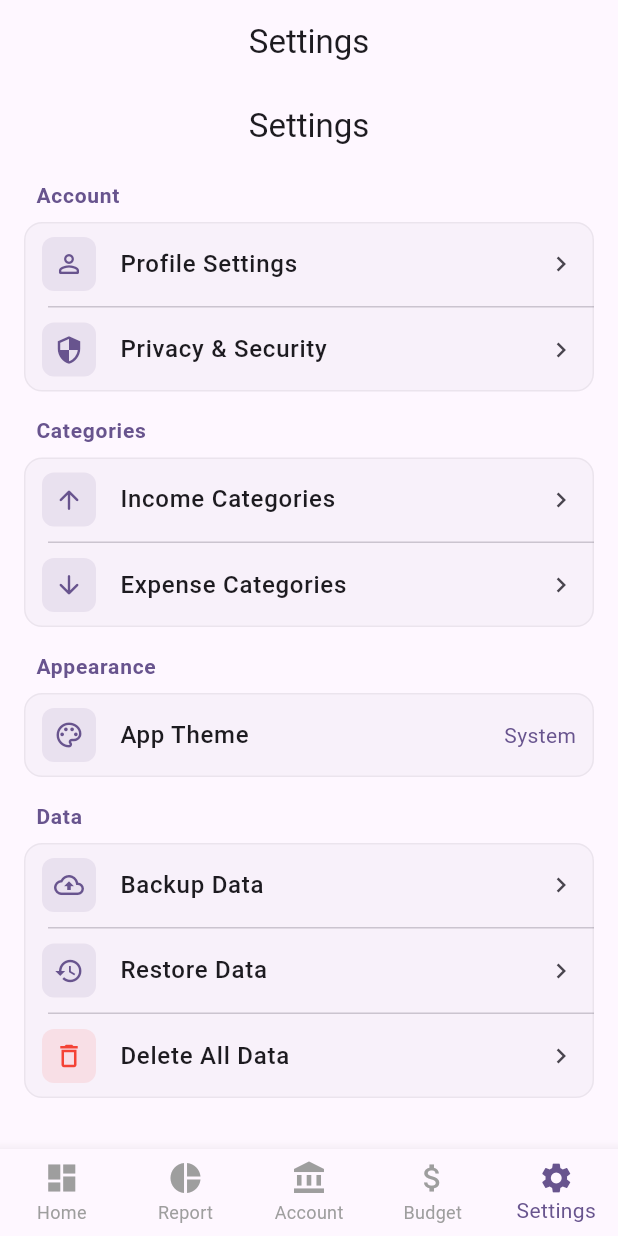
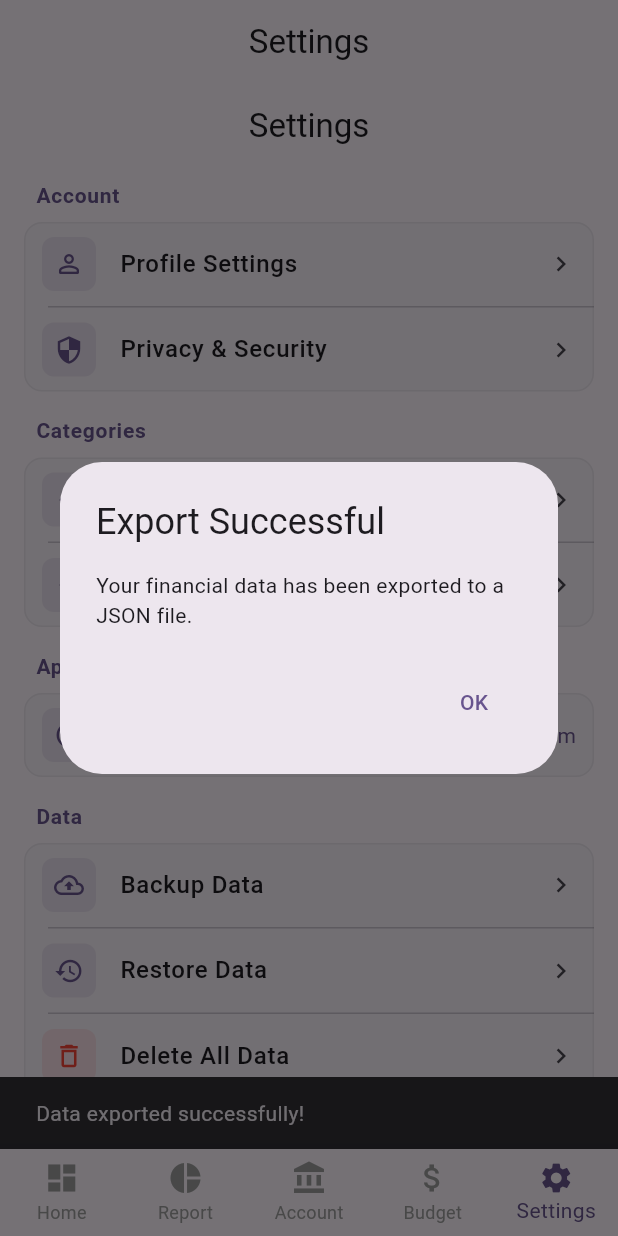
Before and after one commit to calvinchingkx/Xpenses, a Flutter app: the screen it shows after launch, item 5 of the bottom bar chosen, after a tap on "Backup Data", on a phone screen of 412 x 824 dp. Run offline on Flutter 3.47's test engine with Material 3 defaults, Android fonts, the light colour scheme and no system bars; our stand-ins replace fl_chart, image_picker, permission_handler, pull_to_refresh, shared_preferences, sqflite; missing offline and left inert: google_mlkit_text_recognition; accounts and stored records are empty.

Commit message:
report handle null value (no transaction)

```diff
--- a/lib/main.dart
+++ b/lib/main.dart
@@ -6,7 +6,7 @@ import 'account.dart';
 import 'report.dart';
 import 'setting.dart';
 import 'dashboard_screen.dart';
-import 'theme_provider.dart'; // Import your ThemeProvider
+import 'theme_provider.dart';
 
 void main() {
   runApp(
--- a/lib/report.dart
+++ b/lib/report.dart
@@ -24,6 +24,16 @@ class _ReportScreenState extends State<ReportScreen> with TickerProviderStateMix
   late TabController _barTabController;
   bool _isLoading = false;
 
+  bool get _hasAnyData {
+    return _totalIncome > 0 ||
+        _totalExpenses > 0 ||
+        _incomeByCategory.isNotEmpty ||
+        _expensesByCategory.isNotEmpty ||
+        _monthlyTrends.isNotEmpty ||
+        _savingsTrends.isNotEmpty ||
+        _transactions.isNotEmpty;
+  }
+
   // Data variables
   double _totalIncome = 0.0;
   double _totalExpenses = 0.0;
@@ -40,6 +50,17 @@ class _ReportScreenState extends State<ReportScreen> with TickerProviderStateMix
     _pieTabController = TabController(length: 3, vsync: this);
     _trendTabController = TabController(length: 2, vsync: this);
     _barTabController = TabController(length: 2, vsync: this);
+
+    // Initialize all data structures
+    _totalIncome = 0.0;
+    _totalExpenses = 0.0;
+    _incomeByCategory = {};
+    _expensesByCategory = {};
+    _subcategoryDetails = {};
+    _monthlyTrends = {};
+    _savingsTrends = {};
+    _transactions = [];
+
     _loadData();
   }
 
@@ -846,6 +867,18 @@ class _ReportScreenState extends State<ReportScreen> with TickerProviderStateMix
         bool showHorizontalAxis = false,
       }) {
     final months = trends.keys.toList();
+    if (months.isEmpty) {
+      return Center(
+        child: Column(
+          mainAxisSize: MainAxisSize.min,
+          children: [
+            Icon(Icons.show_chart, size: 48, color: Colors.grey),
+            SizedBox(height: 8),
+            Text('No trend data available', style: TextStyle(color: Colors.grey)),
+          ],
+        ),
+      );
+    }
     final maxValue = trends.values.fold<double>(0.0, (max, data) {
       final currentMax = data.values.fold<double>(0.0, (currMax, val) => val > currMax ? val : currMax);
       return currentMax > max ? currentMax : max;
@@ -854,6 +887,13 @@ class _ReportScreenState extends State<ReportScreen> with TickerProviderStateMix
       final currentMin = data.values.fold<double>(double.infinity, (currMin, val) => val < currMin ? val : currMin);
       return currentMin < min ? currentMin : min;
     });
+
+    final double horizontalInterval;
+    if (maxValue <= 0) {
+      horizontalInterval = 100.0; // Default interval when no positive values
+    } else {
+      horizontalInterval = maxValue / 5;
+    }
 
     return Padding(
       padding: const EdgeInsets.fromLTRB(16, 16, 16, 8),
@@ -878,7 +918,7 @@ class _ReportScreenState extends State<ReportScreen> with TickerProviderStateMix
           gridData: FlGridData(
             show: true,
             drawVerticalLine: false,
-            horizontalInterval: maxValue / 5,
+            horizontalInterval: horizontalInterval, // Use the calculated interval
           ),
           titlesData: FlTitlesData(
             show: true,
@@ -1011,6 +1051,17 @@ class _ReportScreenState extends State<ReportScreen> with TickerProviderStateMix
               ),
             ),
             SizedBox(height: 12),
+            if (_transactions.isEmpty)
+              Center(
+                child: Column(
+                  children: [
+                    Icon(Icons.receipt, size: 48, color: Colors.grey),
+                    SizedBox(height: 8),
+                    Text('No transactions found', style: TextStyle(color: Colors.grey)),
+                  ],
+                ),
+              )
+            else
               ..._transactions.take(3).map((t) => _buildTransactionTile(t)).toList(),
             if (_transactions.length > 3)
               Center(
@@ -1179,17 +1230,23 @@ class _ReportScreenState extends State<ReportScreen> with TickerProviderStateMix
   Future<void> _fetchReportData(int month, int year) async {
     final db = DatabaseHelper();
 
+    // Initialize all data structures
+    _totalIncome = 0.0;
+    _totalExpenses = 0.0;
+    _transactions = [];
+    _incomeByCategory = {};
+    _expensesByCategory = {};
+    _subcategoryDetails = {};
+    _monthlyTrends = {};
+    _savingsTrends = {};
+
+    try {
       // Get totals for the selected month
       _totalIncome = await db.getTotalByTypeForMonth('Income', month, year) ?? 0.0;
       _totalExpenses = await db.getTotalByTypeForMonth('Expense', month, year) ?? 0.0;
 
       // Get transactions for the selected month
-    _transactions = await db.getTransactionsForMonth(month, year);
-
-    // Reset category data
-    _incomeByCategory = {};
-    _expensesByCategory = {};
-    _subcategoryDetails = {};
+      _transactions = await db.getTransactionsForMonth(month, year) ?? [];
 
       for (final t in _transactions) {
         if (t['type'] == 'Expense' && t['category'] != null) {
@@ -1224,13 +1281,25 @@ class _ReportScreenState extends State<ReportScreen> with TickerProviderStateMix
       }
 
       // Get monthly trends (last 6 months)
-    _monthlyTrends = await _getMonthlyTrends();
+      _monthlyTrends = await _getMonthlyTrends() ?? {};
 
       // Get savings trends (last 6 months)
-    _savingsTrends = await _getSavingsTrends();
+      _savingsTrends = await _getSavingsTrends() ?? {};
 
+    } catch (e) {
+      // Handle any errors that might occur during data fetching
+      if (mounted) {
+        ScaffoldMessenger.of(context).showSnackBar(
+          SnackBar(
+            content: Text('Error loading data: ${e.toString()}'),
+            backgroundColor: Colors.red,
+          ),
+        );
+      }
+    } finally {
       if (mounted) {
         setState(() {});
+      }
     }
   }
 
@@ -1239,6 +1308,7 @@ class _ReportScreenState extends State<ReportScreen> with TickerProviderStateMix
     final now = DateTime.now();
     final result = <String, Map<String, double>>{};
 
+    try {
       for (int i = 5; i >= 0; i--) {
         final month = DateTime(now.year, now.month - i, 1);
         final monthKey = DateFormat('MMM y').format(month);
@@ -1251,6 +1321,10 @@ class _ReportScreenState extends State<ReportScreen> with TickerProviderStateMix
           'expense': expense,
         };
       }
+    } catch (e) {
+      // Return empty map if there's an error
+      return {};
+    }
 
     return result;
   }
@@ -1261,6 +1335,7 @@ class _ReportScreenState extends State<ReportScreen> with TickerProviderStateMix
     final result = <String, Map<String, double>>{};
     double cumulativeSavings = 0.0;
 
+    try {
       for (int i = 5; i >= 0; i--) {
         final month = DateTime(now.year, now.month - i, 1);
         final monthKey = DateFormat('MMM y').format(month);
@@ -1273,6 +1348,10 @@ class _ReportScreenState extends State<ReportScreen> with TickerProviderStateMix
         result[monthKey] = {
           'savings': cumulativeSavings,
         };
+      }
+    } catch (e) {
+      // Return empty map if there's an error
+      return {};
     }
 
     return result;
@@ -1301,13 +1380,8 @@ class _ReportScreenState extends State<ReportScreen> with TickerProviderStateMix
   Widget build(BuildContext context) {
     return Scaffold(
       appBar: AppBar(
-        title: Text(
-          'Financial Reports',
-          //style: TextStyle(color: Colors.white),
-        ),
+        title: Text('Financial Reports'),
         centerTitle: true,
-        //backgroundColor: Colors.blueAccent,
-        //iconTheme: IconThemeData(color: Colors.white),
       ),
       body: SmartRefresher(
         controller: _refreshController,
@@ -1322,7 +1396,8 @@ class _ReportScreenState extends State<ReportScreen> with TickerProviderStateMix
         ),
         child: _isLoading
             ? Center(child: CircularProgressIndicator())
-            : SingleChildScrollView(
+            : _hasAnyData
+            ? SingleChildScrollView(
           padding: const EdgeInsets.all(16.0),
           child: Column(
             crossAxisAlignment: CrossAxisAlignment.start,
@@ -1339,6 +1414,38 @@ class _ReportScreenState extends State<ReportScreen> with TickerProviderStateMix
               _buildRecentTransactions(),
             ],
           ),
+        )
+            : Center(
+          child: Column(
+            mainAxisAlignment: MainAxisAlignment.center,
+            children: [
+              Icon(Icons.insert_chart_outlined, size: 64, color: Colors.grey),
+              SizedBox(height: 16),
+              Text(
+                'No Financial Data Available',
+                style: TextStyle(
+                  fontSize: 18,
+                  fontWeight: FontWeight.bold,
+                  color: Colors.grey,
+                ),
+              ),
+              SizedBox(height: 8),
+              Text(
+                'Add transactions to see reports',
+                style: TextStyle(color: Colors.grey),
+              ),
+              SizedBox(height: 16),
+              ElevatedButton(
+                onPressed: () {
+                  Navigator.push(
+                    context,
+                    MaterialPageRoute(builder: (context) => MainScreen()),
+                  );
+                },
+                child: Text('Add Transaction'),
+              ),
+            ],
+          ),
         ),
       ),
     );
--- a/lib/services/data_service.dart
+++ b/lib/services/data_service.dart
@@ -1,27 +1,119 @@
-// file: services/data_service.dart
 import 'dart:convert';
 import 'dart:io';
+import 'package:flutter/material.dart';
 import 'package:flutter/services.dart';
 import 'package:path_provider/path_provider.dart';
 import 'package:permission_handler/permission_handler.dart';
+import '../database_helper.dart';
 
 class DataService {
-  // Example method - replace with your actual data model
+  final DatabaseHelper dbHelper = DatabaseHelper();
+
   Future<Map<String, dynamic>> getAllData() async {
-    // TODO: Replace with your actual data fetching logic
+    final db = await dbHelper.database;
+
+    // Fetch all data from all tables
+    final accounts = await db.query('accounts');
+    final transactions = await db.query('transactions');
+    final categories = await db.query('categories');
+    final subcategories = await db.query('subcategories');
+    final budgets = await db.query('budgets');
+    final goals = await db.query('goals');
+    final categoryPreferences = await db.query('category_preferences');
+
     return {
-      'transactions': [],
-      'categories': [],
-      'accounts': [],
-      'settings': {},
-      'backupDate': DateTime.now().toIso8601String(),
+      'metadata': {
+        'version': 1,
+        'exportDate': DateTime.now().toIso8601String(),
+        'appName': 'Finance Manager',
+      },
+      'accounts': accounts,
+      'transactions': transactions,
+      'categories': categories,
+      'subcategories': subcategories,
+      'budgets': budgets,
+      'goals': goals,
+      'category_preferences': categoryPreferences,
     };
   }
 
   // Example method - replace with your actual data saving logic
   Future<void> restoreAllData(Map<String, dynamic> data) async {
-    // TODO: Replace with your actual data restoration logic
-    print('Restoring data: $data');
+    final db = await dbHelper.database;
+
+    await db.transaction((txn) async {
+      // Clear all tables (order matters due to foreign key constraints)
+      await txn.delete('category_preferences');
+      await txn.delete('transactions');
+      await txn.delete('budgets');
+      await txn.delete('goals');
+      await txn.delete('subcategories');
+      await txn.delete('categories');
+      await txn.delete('accounts');
+
+      // Restore accounts first (referenced by other tables)
+      if (data['accounts'] != null) {
+        for (final account in data['accounts']) {
+          await txn.insert('accounts', account);
+        }
+      }
+
+      // Restore categories (referenced by subcategories and transactions)
+      if (data['categories'] != null) {
+        for (final category in data['categories']) {
+          await txn.insert('categories', category);
+        }
+      }
+
+      // Restore subcategories
+      if (data['subcategories'] != null) {
+        for (final subcategory in data['subcategories']) {
+          await txn.insert('subcategories', subcategory);
+        }
+      }
+
+      // Restore transactions
+      if (data['transactions'] != null) {
+        for (final transaction in data['transactions']) {
+          await txn.insert('transactions', transaction);
+        }
+      }
+
+      // Restore budgets
+      if (data['budgets'] != null) {
+        for (final budget in data['budgets']) {
+          await txn.insert('budgets', budget);
+        }
+      }
+
+      // Restore goals
+      if (data['goals'] != null) {
+        for (final goal in data['goals']) {
+          await txn.insert('goals', goal);
+        }
+      }
+
+      // Restore category preferences
+      if (data['category_preferences'] != null) {
+        for (final pref in data['category_preferences']) {
+          await txn.insert('category_preferences', pref);
+        }
+      }
+    });
+
+    // After restoring, we should recalculate all account balances
+    await _recalculateAllAccountBalances();
+  }
+
+  Future<void> _recalculateAllAccountBalances() async {
+    final db = await dbHelper.database;
+    final accounts = await db.query('accounts');
+
+    for (final account in accounts) {
+      final accountId = account['id'] as int;
+      final newBalance = await dbHelper.calculateAccountBalance(accountId);
+      await dbHelper.forceUpdateAccountBalance(accountId, newBalance);
+    }
   }
 
   Future<String> get _localPath async {
@@ -92,4 +184,54 @@ class DataService {
       throw Exception('Failed to share backup: $e');
     }
   }
+
+  Future<void> exportDataToCsv() async {
+    try {
+      if (!await requestStoragePermission()) {
+        throw Exception('Storage permission denied');
+      }
+
+      final data = await getAllData();
+      final csvData = _convertToCsv(data);
+      final file = File('${await _localPath}/finance_backup.csv');
+      await file.writeAsString(csvData);
+    } on PlatformException catch (e) {
+      throw Exception('Failed to export data: ${e.message}');
+    }
+  }
+
+  String _convertToCsv(Map<String, dynamic> data) {
+    final buffer = StringBuffer();
+
+    // Example CSV conversion - adjust based on your data structure
+    buffer.writeln('Type,Amount,Date,Category,Description');
+    if (data['transactions'] != null) {
+      for (final transaction in data['transactions']) {
+        buffer.writeln([
+          transaction['type'],
+          transaction['amount'],
+          transaction['date'],
+          transaction['category'],
+          transaction['description'],
+        ].join(','));
+      }
+    }
+
+    return buffer.toString();
+  }
+
+  Future<void> deleteAllData() async {
+    final db = await dbHelper.database;
+
+    await db.transaction((txn) async {
+      // Delete in reverse order of foreign key dependencies
+      await txn.delete('category_preferences');
+      await txn.delete('transactions');
+      await txn.delete('budgets');
+      await txn.delete('goals');
+      await txn.delete('subcategories');
+      await txn.delete('categories');
+      await txn.delete('accounts');
+    });
+  }
 }
--- a/lib/setting.dart
+++ b/lib/setting.dart
@@ -2,6 +2,7 @@ import 'package:flutter/material.dart';
 import 'package:provider/provider.dart';
 import 'category_screen.dart';
 import 'theme_provider.dart';
+import 'services/data_service.dart';
 
 class SettingsScreen extends StatelessWidget {
   const SettingsScreen({Key? key}) : super(key: key);
@@ -273,14 +274,14 @@ class SettingsScreen extends StatelessWidget {
                 context,
                 icon: Icons.backup_outlined,
                 title: 'Backup Data',
-                onTap: () {},
+                onTap: () => _exportData(context),
               ),
               const Divider(height: 1, indent: 16),
               _buildSettingTile(
                 context,
                 icon: Icons.restore_outlined,
                 title: 'Restore Data',
-                onTap: () {},
+                onTap: () => _importData(context),
               ),
               const Divider(height: 1, indent: 16),
               _buildSettingTile(
@@ -300,23 +301,27 @@ class SettingsScreen extends StatelessWidget {
   void _showDeleteConfirmationDialog(BuildContext context) {
     showDialog(
       context: context,
-      builder: (context) {
-        return AlertDialog(
+      builder: (context) => AlertDialog(
         title: const Text('Delete All Data'),
-          content: const Text(
-              'Are you sure you want to delete all your financial data? This action cannot be undone.'),
+        content: const Text('This will permanently erase all your financial data. Continue?'),
         actions: [
           TextButton(
             onPressed: () => Navigator.pop(context),
             child: const Text('Cancel'),
           ),
           TextButton(
-              onPressed: () {
-                // TODO: Implement data deletion logic
+            onPressed: () async {
               Navigator.pop(context);
+              try {
+                await DataService().deleteAllData();
                 ScaffoldMessenger.of(context).showSnackBar(
                   const SnackBar(content: Text('All data has been deleted')),
                 );
+              } catch (e) {
+                ScaffoldMessenger.of(context).showSnackBar(
+                  SnackBar(content: Text('Deletion failed: ${e.toString()}')),
+                );
+              }
             },
             child: const Text(
               'Delete',
@@ -324,8 +329,7 @@ class SettingsScreen extends StatelessWidget {
             ),
           ),
         ],
-        );
-      },
+      ),
     );
   }
 
@@ -408,4 +412,73 @@ class SettingsScreen extends StatelessWidget {
       onTap: onTap,
     );
   }
+
+  Future<void> _exportData(BuildContext context) async {
+    try {
+      final dataService = DataService();
+      await dataService.exportDataToJson();
+
+      ScaffoldMessenger.of(context).showSnackBar(
+        const SnackBar(content: Text('Data exported successfully!')),
+      );
+
+      // Optional: show dialog with file location
+      await showDialog(
+        context: context,
+        builder: (context) => AlertDialog(
+          title: const Text('Export Successful'),
+          content: const Text('Your financial data has been exported to a JSON file.'),
+          actions: [
+            TextButton(
+              onPressed: () => Navigator.pop(context),
+              child: const Text('OK'),
+            ),
+          ],
+        ),
+      );
+    } catch (e) {
+      ScaffoldMessenger.of(context).showSnackBar(
+        SnackBar(content: Text('Export failed: ${e.toString()}')),
+      );
     }
+  }
+
+  Future<void> _importData(BuildContext context) async {
+    try {
+      final dataService = DataService();
+
+      // Show confirmation dialog
+      final confirmed = await showDialog<bool>(
+        context: context,
+        builder: (context) => AlertDialog(
+          title: const Text('Confirm Import'),
+          content: const Text(
+              'This will overwrite your current data with the backup. Continue?'),
+          actions: [
+            TextButton(
+              onPressed: () => Navigator.pop(context, false),
+              child: const Text('Cancel'),
+            ),
+            TextButton(
+              onPressed: () => Navigator.pop(context, true),
+              child: const Text('Import'),
+            ),
+          ],
+        ),
+      );
+
+      if (confirmed == true) {
+        await dataService.importDataFromJson();
+        ScaffoldMessenger.of(context).showSnackBar(
+          const SnackBar(content: Text('Data imported successfully!')),
+        );
+      }
+    } catch (e) {
+      ScaffoldMessenger.of(context).showSnackBar(
+        SnackBar(content: Text('Import failed: ${e.toString()}')),
+      );
+    }
+  }
+
+
+}
--- a/pubspec.yaml
+++ b/pubspec.yaml
@@ -41,6 +41,9 @@ dependencies:
   http: ^1.3.0
   google_mlkit_text_recognition: ^0.13.0
   image_picker: ^1.0.4
+  path_provider: ^2.1.1
+  permission_handler: ^10.4.0
+  share_plus: ^7.0.2
 
 
   # The following adds the Cupertino Icons font to your application.
```
Also changed, not shown: pubspec.lock, 6 other files. Lines whose indentation alone changed are shown as unchanged.
